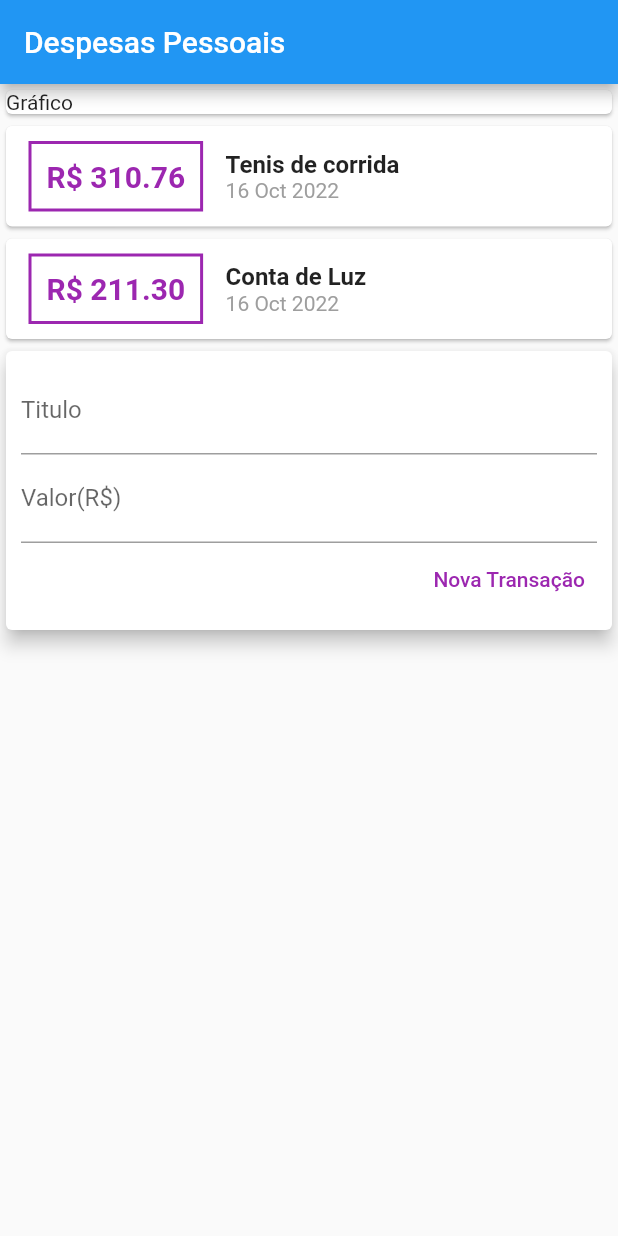
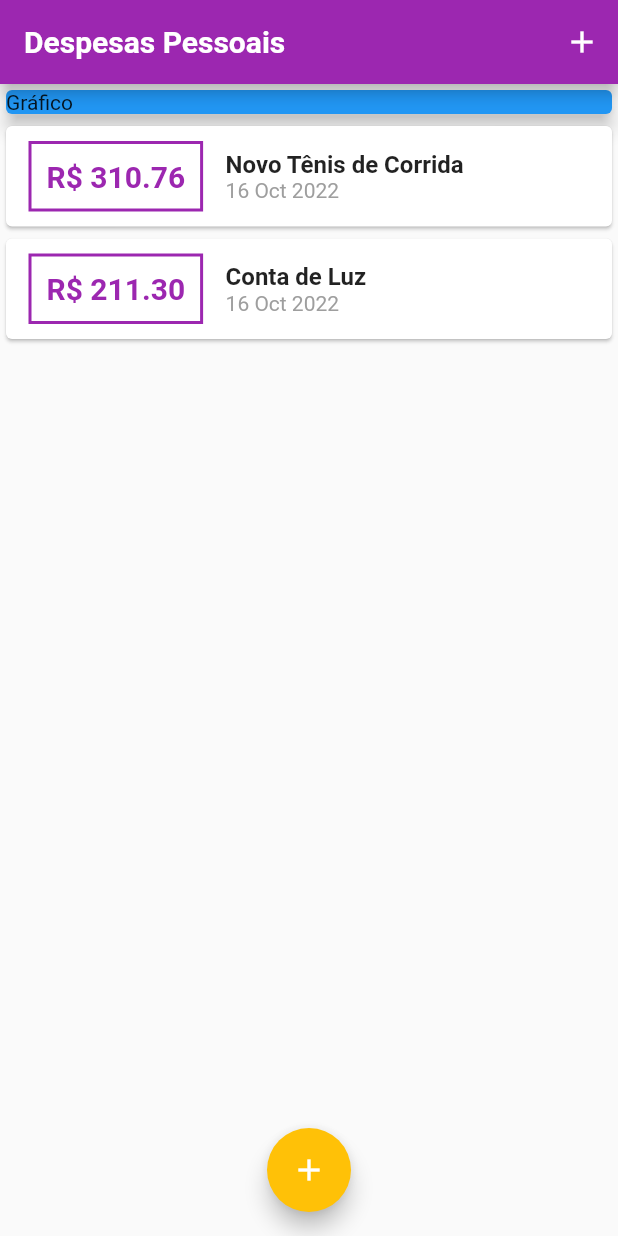
Before and after one commit to FaeelMarques/DespesasPessoais, a Flutter app: the screen it shows after launch, on a phone screen of 412 x 824 dp. Run offline on Flutter 3.47's test engine with Material 2 defaults, Android fonts, the phone set to English and light mode, and no system bars; Roboto replaces fonts that are missing (OpenSans).

Commit message:
updating project

```diff
--- a/expenses/lib/components/transaction_list.dart
+++ b/expenses/lib/components/transaction_list.dart
@@ -3,15 +3,18 @@ import '../models/transaction.dart';
 import 'package:intl/intl.dart';
 
 class TransactionList extends StatelessWidget {
-//  TransactionList({Key? key}) : super(key: key);
   final List<Transaction> transactions;
 
   TransactionList(this.transactions);
 
   @override
   Widget build(BuildContext context) {
-    return Column(
-      children: transactions.map((tr) {
+    return Container(
+      height: 300,
+      child: ListView.builder(
+        itemCount: transactions.length,
+        itemBuilder: (ctx, index) {
+          final tr = transactions[index];
           return Card(
             child: Row(
               children: <Widget>[
@@ -54,7 +57,8 @@ class TransactionList extends StatelessWidget {
               ],
             ),
           );
-      }).toList(),
+        },
+      ),
     );
   }
 }
--- a/expenses/lib/components/transaction_user.dart
+++ /dev/null
@@ -1,53 +0,0 @@
-import 'dart:math';
-
-import 'package:expenses/components/transaction_form.dart';
-import 'package:expenses/components/transaction_list.dart';
-import 'package:flutter/material.dart';
-import '../models/transaction.dart';
-
-class TransactionUser extends StatefulWidget {
-  const TransactionUser({Key? key}) : super(key: key);
-
-  @override
-  _TransactionUserState createState() => _TransactionUserState();
-}
-
-class _TransactionUserState extends State<TransactionUser> {
-  final _transactions = [
-    Transaction(
-      id: 't1',
-      title: 'Tenis de corrida',
-      value: 310.76,
-      date: DateTime.now(),
-    ),
-    Transaction(
-      id: 't2',
-      title: 'Conta de Luz',
-      value: 211.30,
-      date: DateTime.now(),
-    ),
-  ];
-
-  _addTransaction(String title, double value) {
-    final newTransaction = Transaction(
-      id: Random().nextDouble().toString(),
-      title: title,
-      value: value,
-      date: DateTime.now(),
-    );
-
-    setState(() {
-      _transactions.add(newTransaction);
-    });
-  }
-
-  @override
-  Widget build(BuildContext context) {
-    return Column(
-      children: <Widget>[
-        TransactionList(_transactions),
-        TransactionForm(),
-      ],
-    );
-  }
-}
--- a/expenses/lib/main.dart
+++ b/expenses/lib/main.dart
@@ -1,33 +1,121 @@
-import 'package:expenses/components/transaction_user.dart';
 import 'package:flutter/material.dart';
+import 'dart:math';
+import './components/transaction_form.dart';
+import './components/transaction_list.dart';
+import 'models/transaction.dart';
 
 main() => runApp(ExpensesApp());
 
 class ExpensesApp extends StatelessWidget {
   @override
   Widget build(BuildContext context) {
-    return MaterialApp(home: MyHomePage());
+    final ThemeData tema = ThemeData();
+
+    return MaterialApp(
+      home: MyHomePage(),
+      theme: tema.copyWith(
+        colorScheme: tema.colorScheme.copyWith(
+          primary: Colors.purple,
+          secondary: Colors.amber,
+        ),
+        textTheme: tema.textTheme.copyWith(
+          headline6: TextStyle(
+            fontFamily: 'OpenSans',
+            fontSize: 18,
+            fontWeight: FontWeight.bold,
+            color: Colors.black,
+          ),
+        ),
+        appBarTheme: AppBarTheme(
+          titleTextStyle: TextStyle(
+            fontFamily: 'OpenSans',
+            fontSize: 20,
+            fontWeight: FontWeight.bold,
+          ),
+        ),
+      ),
+    );
   }
 }
 
-class MyHomePage extends StatelessWidget {
+class MyHomePage extends StatefulWidget {
+  @override
+  _MyHomePageState createState() => _MyHomePageState();
+}
+
+class _MyHomePageState extends State<MyHomePage> {
+  final _transactions = [
+    Transaction(
+      id: 't1',
+      title: 'Novo Tênis de Corrida',
+      value: 310.76,
+      date: DateTime.now(),
+    ),
+    Transaction(
+      id: 't2',
+      title: 'Conta de Luz',
+      value: 211.30,
+      date: DateTime.now(),
+    ),
+  ];
+
+  _addTransaction(String title, double value) {
+    final newTransaction = Transaction(
+      id: Random().nextDouble().toString(),
+      title: title,
+      value: value,
+      date: DateTime.now(),
+    );
+
+    setState(() {
+      _transactions.add(newTransaction);
+    });
+
+    Navigator.of(context).pop();
+  }
+
+  _openTransactionFormModal(BuildContext context) {
+    showModalBottomSheet(
+      context: context,
+      builder: (_) {
+        return TransactionForm(_addTransaction);
+      },
+    );
+  }
+
   @override
   Widget build(BuildContext context) {
     return Scaffold(
       appBar: AppBar(
-        title: const Text('Despesas Pessoais'),
-      ),
-      body: Column(
-        crossAxisAlignment: CrossAxisAlignment.stretch,
-        children: <Widget>[
-          Container(
-            child: const Card(
-              child: Text('Gráfico'),
-            ),
+        title: Text('Despesas Pessoais'),
+        actions: <Widget>[
+          IconButton(
+            icon: Icon(Icons.add),
+            onPressed: () => _openTransactionFormModal(context),
           ),
-          const TransactionUser(),
         ],
       ),
+      body: SingleChildScrollView(
+        child: Column(
+          crossAxisAlignment: CrossAxisAlignment.stretch,
+          children: <Widget>[
+            SizedBox(
+              width: double.infinity,
+              child: Card(
+                color: Colors.blue,
+                child: Text('Gráfico'),
+                elevation: 5,
+              ),
+            ),
+            TransactionList(_transactions),
+          ],
+        ),
+      ),
+      floatingActionButton: FloatingActionButton(
+        child: Icon(Icons.add),
+        onPressed: () => _openTransactionFormModal(context),
+      ),
+      floatingActionButtonLocation: FloatingActionButtonLocation.centerFloat,
     );
   }
 }
```
Also changed, not shown: expenses/lib/components/transaction_form.dart (+25 -6 lines). Lines whose indentation alone changed are shown as unchanged.
